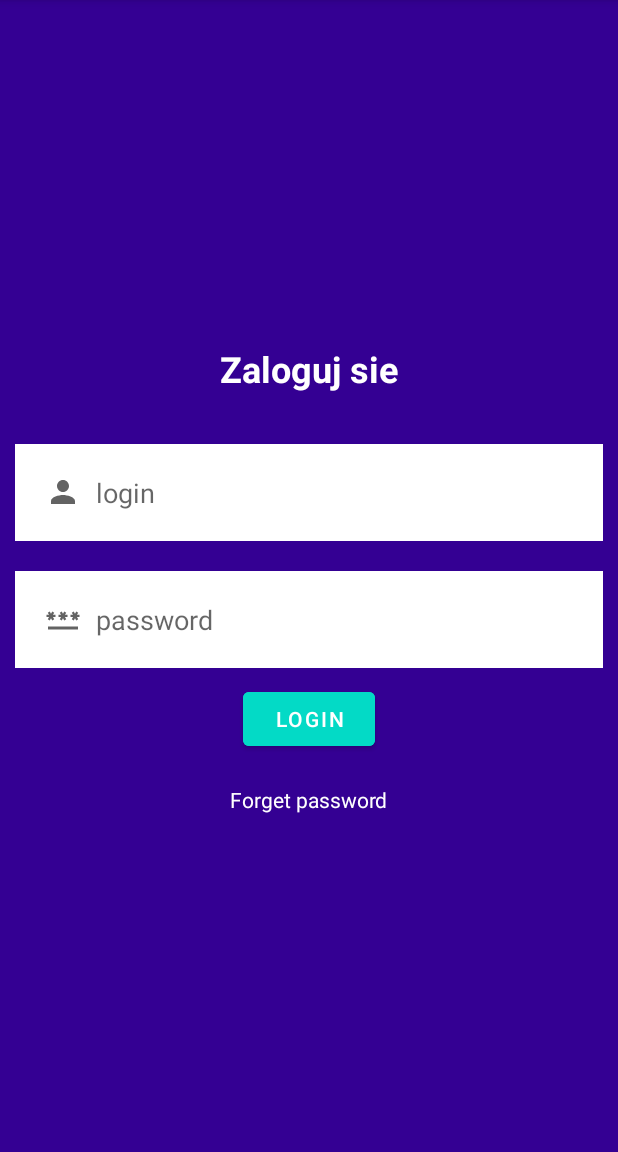
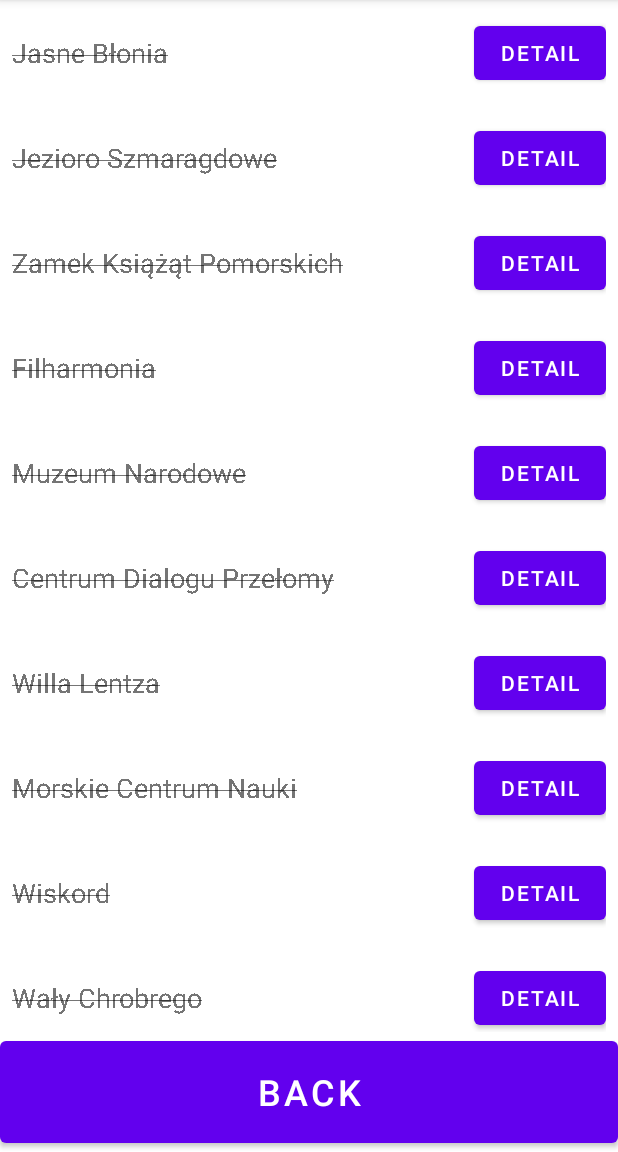
Before and after one commit to bartoszszostakiewicz/Easy_travel, an Android app: the screen it shows after launch (MainActivity), on a phone screen of 412 x 824 dp, the part 84-1236 px from its top. Run offline under Robolectric (Android 15) with nearby library versions, the phone set to English and light mode, and no system bars.

Commit message:
debugging 2

```diff
--- a/Easy_Travel/app/src/main/java/com/example/easy_travel/MainActivity.kt
+++ b/Easy_Travel/app/src/main/java/com/example/easy_travel/MainActivity.kt
@@ -12,58 +12,58 @@ import com.google.android.material.button.MaterialButton
 import kotlinx.android.synthetic.main.trip_plan.*
 
 class MainActivity : AppCompatActivity() {
+//    override fun onCreate(savedInstanceState: Bundle?) {
+//        super.onCreate(savedInstanceState)
+//        setContentView(R.layout.activity_main)
+//
+//        var username = findViewById<TextView>(R.id.username)
+//        var password = findViewById<TextView>(R.id.password)
+//        var btn = findViewById<MaterialButton>(R.id.login_button)
+//        //admin and admin
+//
+//        btn.setOnClickListener {
+//            if(username.text.toString().equals("admin") && password.text.toString().equals("admin")){
+//                var mes1 =Toast.makeText(applicationContext, "LOGIN SUCCESFUL", Toast.LENGTH_LONG)
+//                mes1.show()
+//
+//                var nowaAktywnosc: Intent = Intent(applicationContext, ListaWycieczek::class.java)
+//                startActivity(nowaAktywnosc)
+//            }
+//            else{
+//                var mes2 =Toast.makeText(applicationContext, "LOGIN FAILED", Toast.LENGTH_LONG)
+//                mes2.show()
+//            }
+//        }
+//
+//    }
+
+    //Plan wycieczki
+    private lateinit var tripActive: TripActive
     override fun onCreate(savedInstanceState: Bundle?) {
         super.onCreate(savedInstanceState)
-        setContentView(R.layout.activity_main)
+        setContentView(R.layout.trip_plan)
 
-        var username = findViewById<TextView>(R.id.username)
-        var password = findViewById<TextView>(R.id.password)
-        var btn = findViewById<MaterialButton>(R.id.login_button)
-        //admin and admin
+        val tripItems: MutableList<TripCell> = mutableListOf()
+        tripItems.add(TripCell("Jasne Błonia", true, "..."))
+        tripItems.add(TripCell("Jezioro Szmaragdowe", true, "..."))
+        tripItems.add(TripCell("Zamek Książąt Pomorskich", true, "..."))
+        tripItems.add(TripCell("Filharmonia", true, "..."))
+        tripItems.add(TripCell("Muzeum Narodowe", true, "..."))
+        tripItems.add(TripCell("Centrum Dialogu Przełomy", true, "..."))
+        tripItems.add(TripCell("Willa Lentza", true, "..."))
+        tripItems.add(TripCell("Morskie Centrum Nauki", true, "..."))
+        tripItems.add(TripCell("Wiskord", true, "..."))
+        tripItems.add(TripCell("Wały Chrobrego", true, "..."))
 
-        btn.setOnClickListener {
-            if(username.text.toString().equals("admin") && password.text.toString().equals("admin")){
-                var mes1 =Toast.makeText(applicationContext, "LOGIN SUCCESFUL", Toast.LENGTH_LONG)
-                mes1.show()
+        tripActive = TripActive(tripItems)
 
-                var nowaAktywnosc: Intent = Intent(applicationContext, ListaWycieczek::class.java)
-                startActivity(nowaAktywnosc)
-            }
-            else{
-                var mes2 =Toast.makeText(applicationContext, "LOGIN FAILED", Toast.LENGTH_LONG)
-                mes2.show()
-            }
+        tripList.adapter = tripActive
+        tripList.layoutManager = LinearLayoutManager(this)
+
+
+        buttonBack.setOnClickListener {
+            val newActive: Intent = Intent(applicationContext, ListaWycieczek::class.java)
+            startActivity(newActive)
         }
-
     }
-
-    // Plan wycieczki
-//    private lateinit var tripActive: TripActive
-//    override fun onCreate(savedInstanceState: Bundle?) {
-//        super.onCreate(savedInstanceState)
-//        setContentView(R.layout.trip_plan)
-//
-//        val tripItems: MutableList<TripCell> = mutableListOf()
-//        tripItems.add(TripCell("Jasne Błonia", true, "..."))
-//        tripItems.add(TripCell("Jezioro Szmaragdowe", true, "..."))
-//        tripItems.add(TripCell("Zamek Książąt Pomorskich", true, "..."))
-//        tripItems.add(TripCell("Filharmonia", true, "..."))
-//        tripItems.add(TripCell("Muzeum Narodowe", true, "..."))
-//        tripItems.add(TripCell("Centrum Dialogu Przełomy", true, "..."))
-//        tripItems.add(TripCell("Willa Lentza", true, "..."))
-//        tripItems.add(TripCell("Morskie Centrum Nauki", true, "..."))
-//        tripItems.add(TripCell("Wiskord", true, "..."))
-//        tripItems.add(TripCell("Wały Chrobrego", true, "..."))
-//
-//        tripActive = TripActive(tripItems)
-//
-//        tripList.adapter = tripActive
-//        tripList.layoutManager = LinearLayoutManager(this)
-//
-//
-//        buttonBack.setOnClickListener {
-//            val newActive: Intent = Intent(applicationContext, ListaWycieczek::class.java)
-//            startActivity(newActive)
-//        }
-//    }
 }
```
